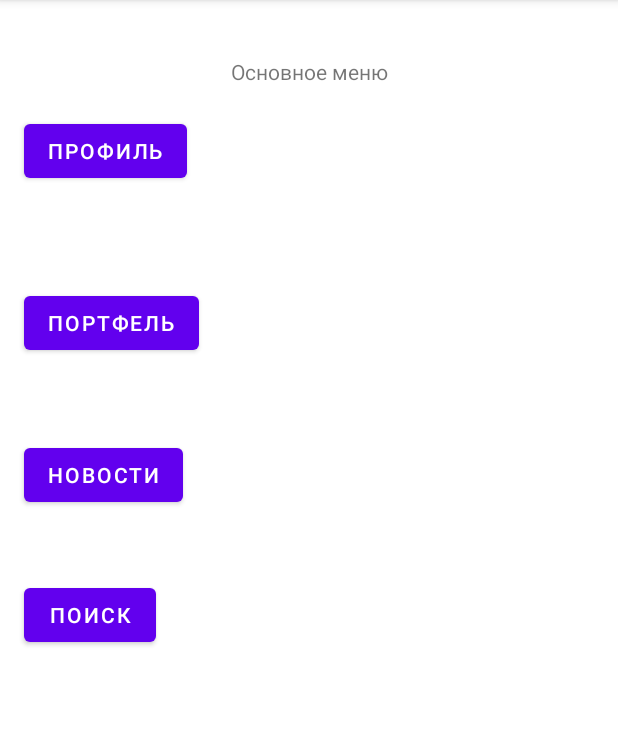
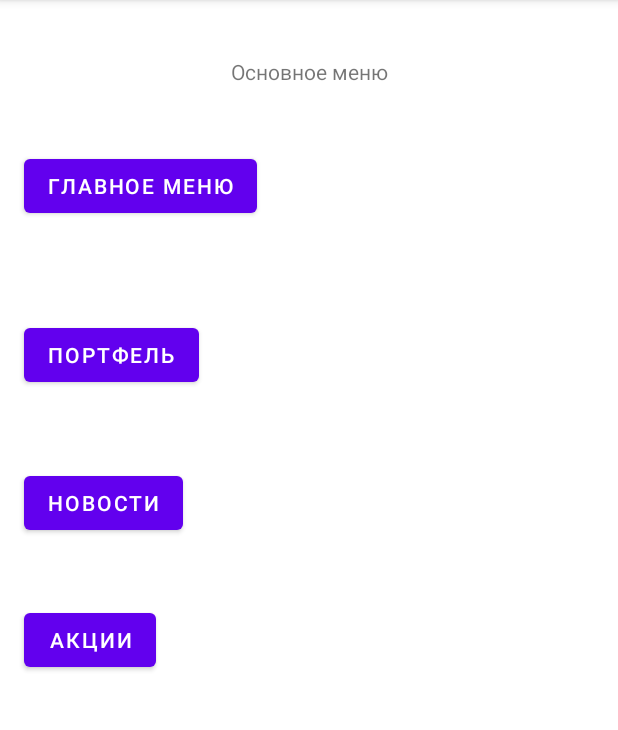
Before and after one commit to EnderSim/investment_app, an Android app: the screen it shows after launch (MainActivity), on a phone screen of 412 x 824 dp, the part 84-814 px from its top. Run offline under Robolectric (Android 15) with nearby library versions, the phone set to English and light mode, and no system bars.

Commit message:
ПОДПРАВИЛ НАЗВАНИЯ БАТОНОВ ( КНОПОК )

```diff
--- a/app/src/main/res/layout/activity_main.xml
+++ b/app/src/main/res/layout/activity_main.xml
@@ -12,7 +12,7 @@
         android:layout_height="wrap_content"
         android:layout_marginTop="8dp"
         android:layout_marginEnd="307dp"
-        android:text="Поиск"
+        android:text="Акции"
         app:layout_constraintBottom_toBottomOf="parent"
         app:layout_constraintEnd_toEndOf="parent"
         app:layout_constraintHorizontal_bias="0.0"
@@ -38,13 +38,13 @@
         android:layout_marginStart="16dp"
         android:layout_marginEnd="286dp"
         android:layout_marginBottom="12dp"
-        android:text="Профиль"
+        android:text="Главное меню"
         app:layout_constraintBottom_toBottomOf="parent"
         app:layout_constraintEnd_toEndOf="parent"
         app:layout_constraintHorizontal_bias="0.0"
         app:layout_constraintStart_toStartOf="parent"
         app:layout_constraintTop_toTopOf="parent"
-        app:layout_constraintVertical_bias="0.108" />
+        app:layout_constraintVertical_bias="0.141" />
 
     <Button
         android:id="@+id/buttonPortfolio"
```
